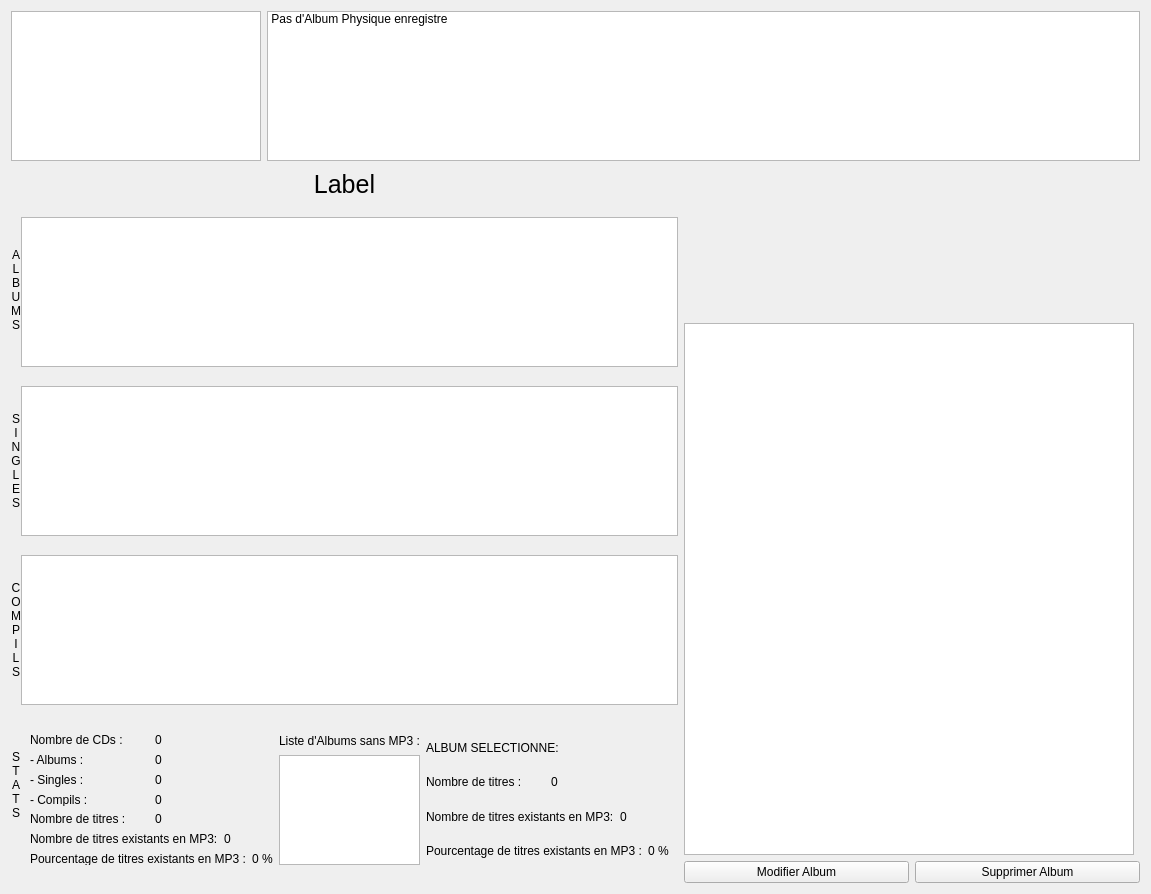
Before: the Qt Designer form projet-musique/core/ongletphys.ui in toopoormaghell/projet-musique, drawn with Qt 5.
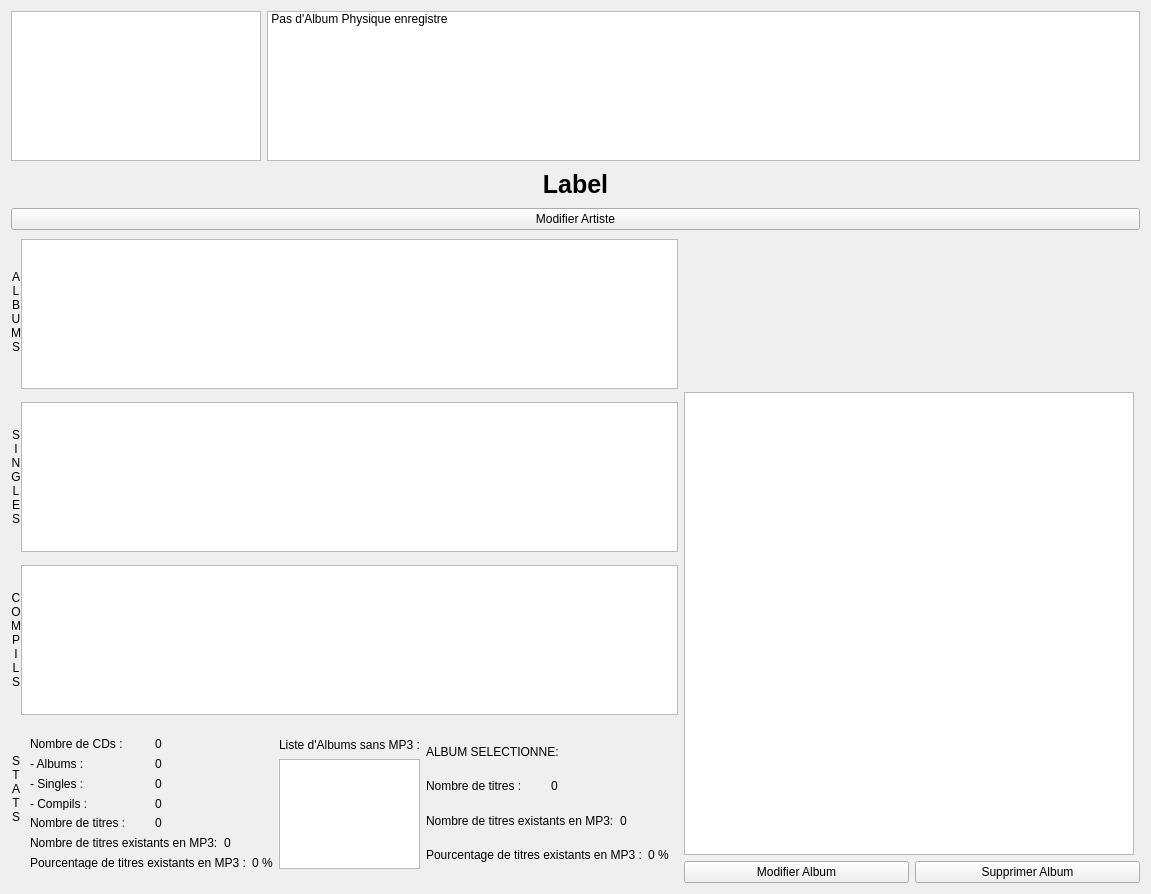
After: the same form once the commit is applied.

What changed in the file:
```diff
--- a/projet-musique/core/ongletphys.ui
+++ b/projet-musique/core/ongletphys.ui
@@ -104,10 +104,6 @@
     </layout>
    </item>
    <item>
-    <layout class="QHBoxLayout" name="horizontalLayout_4">
-     <item>
-      <layout class="QVBoxLayout" name="verticalLayout_3">
-       <item>
         <widget class="QLabel" name="Artiste">
          <property name="minimumSize">
           <size>
@@ -124,6 +120,8 @@
          <property name="font">
           <font>
            <pointsize>-1</pointsize>
+       <weight>75</weight>
+       <bold>true</bold>
           </font>
          </property>
          <property name="styleSheet">
@@ -143,6 +141,17 @@
          </property>
         </widget>
        </item>
+   <item>
+    <widget class="QPushButton" name="ModifArtiste">
+     <property name="text">
+      <string>Modifier Artiste</string>
+     </property>
+    </widget>
+   </item>
+   <item>
+    <layout class="QHBoxLayout" name="horizontalLayout_4">
+     <item>
+      <layout class="QVBoxLayout" name="verticalLayout_3">
        <item>
         <layout class="QFormLayout" name="formLayout">
          <property name="horizontalSpacing">
```
Lines whose indentation alone changed are shown as unchanged.
